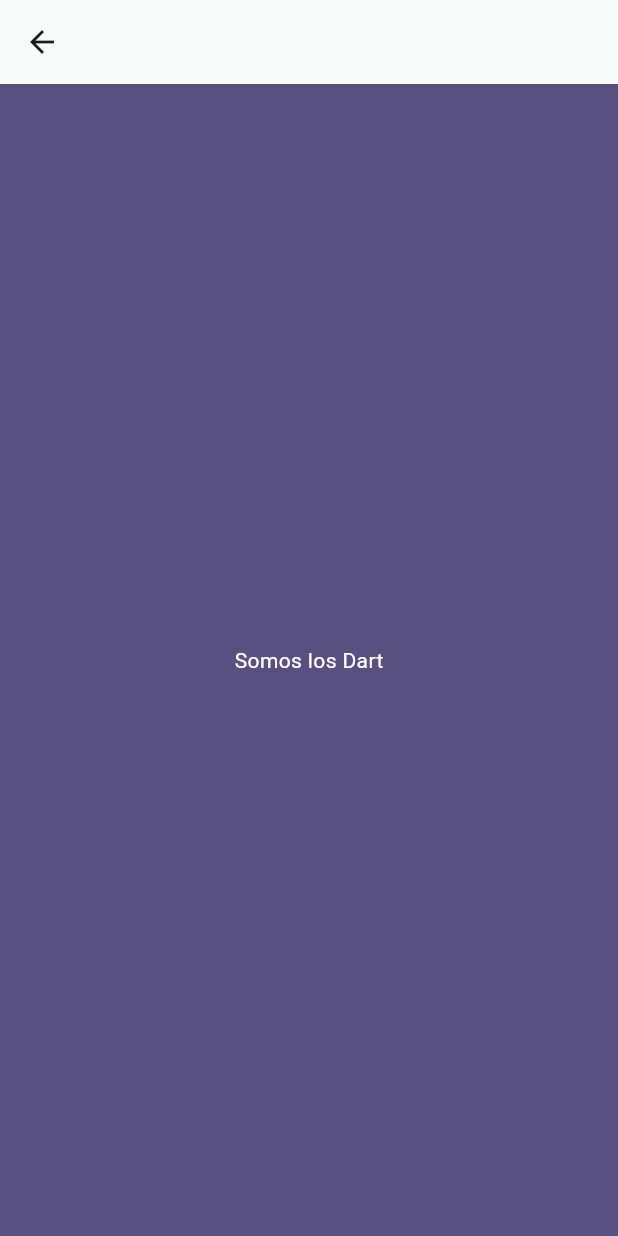
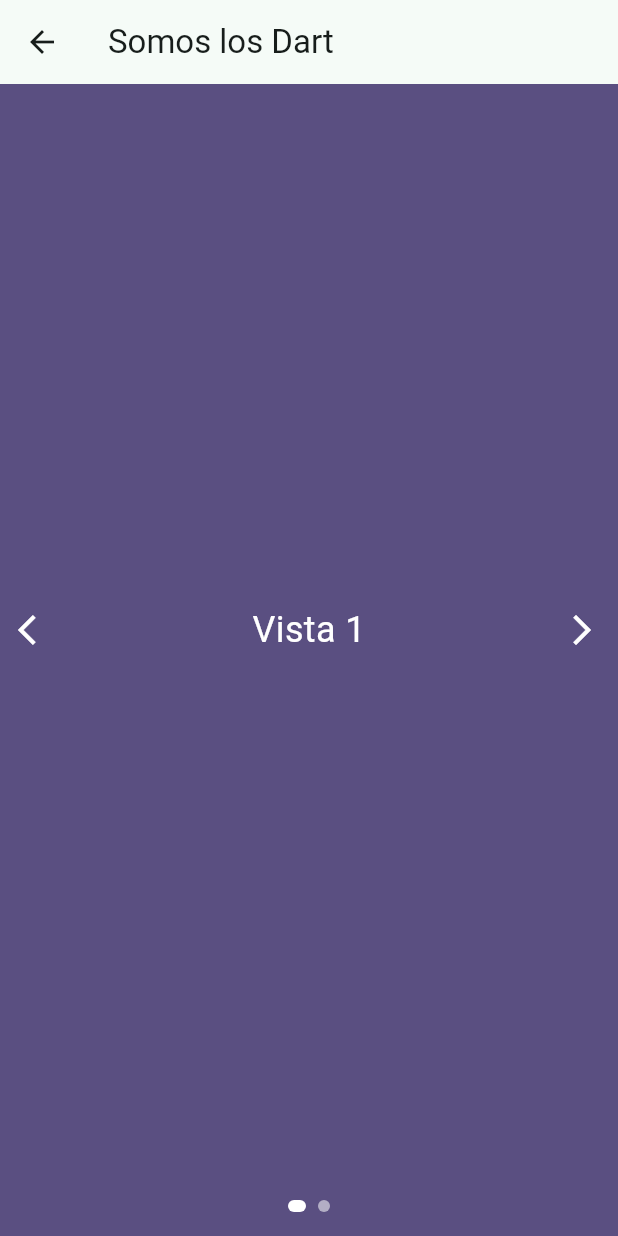
Before and after one commit to DanPao-GA/recordatorios_app, a Flutter app: the SomosLosDarts screen opened directly, on a phone screen of 412 x 824 dp. Run offline on Flutter 3.47's test engine with Material 3 defaults, Android fonts, the phone set to English and light mode, and no system bars.

Commit message:
pageview, pagina q se desliza

```diff
--- a/lib/interfaz_grafica_menu.dart
+++ b/lib/interfaz_grafica_menu.dart
@@ -1,4 +1,5 @@
 import 'package:flutter/material.dart';
+import 'package:flutter/gestures.dart';
 
 
 class AppColors {
@@ -109,29 +110,101 @@ class _InterfazGraficaMenuState extends State<InterfazGraficaMenu> {
     );
   }
 }
+class SomosLosDarts extends StatefulWidget {
+  const SomosLosDarts({super.key});
 
-class SomosLosDarts extends StatefulWidget{
-
-  const SomosLosDarts({super.key});
   @override
   State<SomosLosDarts> createState() => _SomosLosDartsState();
 }
 
+class _SomosLosDartsState extends State<SomosLosDarts> {
+  final PageController _pageController = PageController();
+  int _paginaActual = 0;
 
-class _SomosLosDartsState extends State<SomosLosDarts>{
+  void _cambiarPagina(int nuevaPagina) {
+    if (nuevaPagina >= 0 && nuevaPagina < 2) {
+      _pageController.animateToPage(
+        nuevaPagina,
+        duration: const Duration(milliseconds: 300),
+        curve: Curves.easeInOut,
+      );
+    }
+  }
+
   @override
-  Widget build(BuildContext context){
+  Widget build(BuildContext context) {
+    return Scaffold(
+      appBar: AppBar(title: const Text('Somos los Dart')),
+      backgroundColor: const Color.fromARGB(255, 90, 79, 129),
+      body: Column(
+        children: [
+          // Parte central con flechas a los lados y PageView
+          Expanded(
+            child: Row(
+              children: [
+                IconButton(
+                  icon: const Icon(Icons.arrow_back_ios, color: Colors.white),
+                  onPressed: () => _cambiarPagina(_paginaActual - 1),
+                ),
 
-    return Scaffold(
-      appBar: AppBar(
-       // title: const Text('Somos los Dart'),
+                Expanded(
+  // Listener captura la rueda del mouse
+  child: Listener(
+    onPointerSignal: (pointerSignal) {
+      if (pointerSignal is PointerScrollEvent) {
+        if (pointerSignal.scrollDelta.dy > 0) {
+          _cambiarPagina(_paginaActual + 1);
+        } else if (pointerSignal.scrollDelta.dy < 0) {
+          _cambiarPagina(_paginaActual - 1);
+        }
+      }
+    },
+    // AQUÍ METES EL SCROLL CONFIGURATION ENVOLVIENDO AL PAGEVIEW:
+    child: ScrollConfiguration(
+      behavior: ScrollConfiguration.of(context).copyWith(
+        dragDevices: {
+          PointerDeviceKind.touch,
+          PointerDeviceKind.mouse, // Permite arrastrar con el clic izquierdo
+          PointerDeviceKind.trackpad,
+        },
       ),
-      backgroundColor: const Color.fromARGB(255, 90, 79, 129),
-      body : Center (
-        child: const Text('Somos los Dart', style: TextStyle(color: Color.fromARGB(255, 255, 255, 255))),
-      )
+      child: PageView(
+        controller: _pageController,
+        onPageChanged: (index) => setState(() => _paginaActual = index),
+        children: const [
+          Center(child: Text('Vista 1', style: TextStyle(color: Colors.white, fontSize: 24))),
+          Center(child: Text('Vista 2', style: TextStyle(color: Colors.white, fontSize: 24))),
+        ],
+      ),
+    ),
+  ),
+),
+                IconButton(
+                  icon: const Icon(Icons.arrow_forward_ios, color: Colors.white),
+                  onPressed: () => _cambiarPagina(_paginaActual + 1),
+                ),
+              ],
+            ),
+          ),
 
+          // Indicador de puntos simple en la parte inferior
+          Padding(
+            padding: const EdgeInsets.all(16.0),
+            child: Row(
+              mainAxisAlignment: MainAxisAlignment.center,
+              children: List.generate(2, (index) => Container(
+                margin: const EdgeInsets.symmetric(horizontal: 4),
+                width: _paginaActual == index ? 12 : 8,
+                height: 8,
+                decoration: BoxDecoration(
+                  color: _paginaActual == index ? Colors.white : Colors.white54,
+                  borderRadius: BorderRadius.circular(4),
+                ),
+              )),
+            ),
+          ),
+        ],
+      ),
     );
-
   }
 }
```
